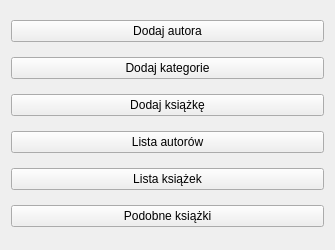
This is Views/Main.ui in Aniket1900/BookDatabase as Qt 5 draws it before an edit. The edited form follows.
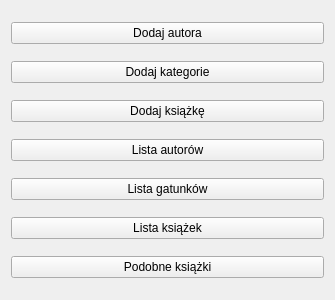
This is the edited form.

```diff
--- a/Views/Main.ui
+++ b/Views/Main.ui
@@ -7,7 +7,7 @@
     <x>0</x>
     <y>0</y>
     <width>335</width>
-    <height>250</height>
+    <height>300</height>
    </rect>
   </property>
   <property name="windowTitle">
@@ -42,6 +42,13 @@
      </property>
     </widget>
    </item>
+   <item>
+    <widget class="QPushButton" name="pushButton_2">
+     <property name="text">
+      <string>Lista gatunków</string>
+     </property>
+    </widget>
+   </item>
    <item>
     <widget class="QPushButton" name="bookListButton">
      <property name="text">
```
